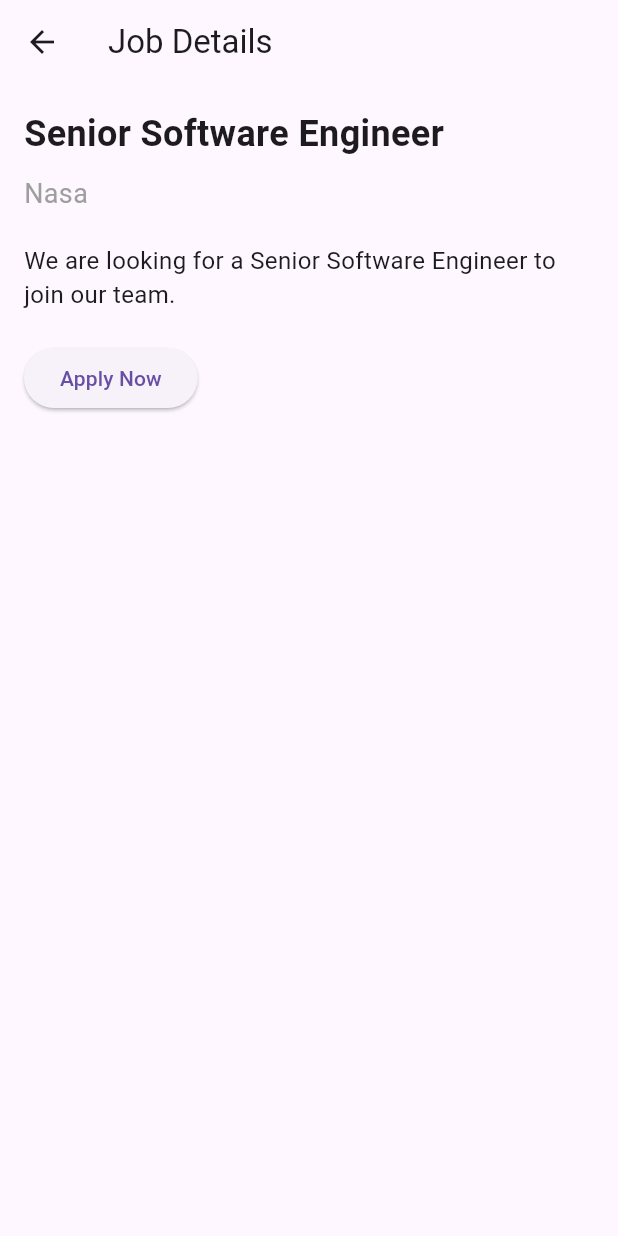
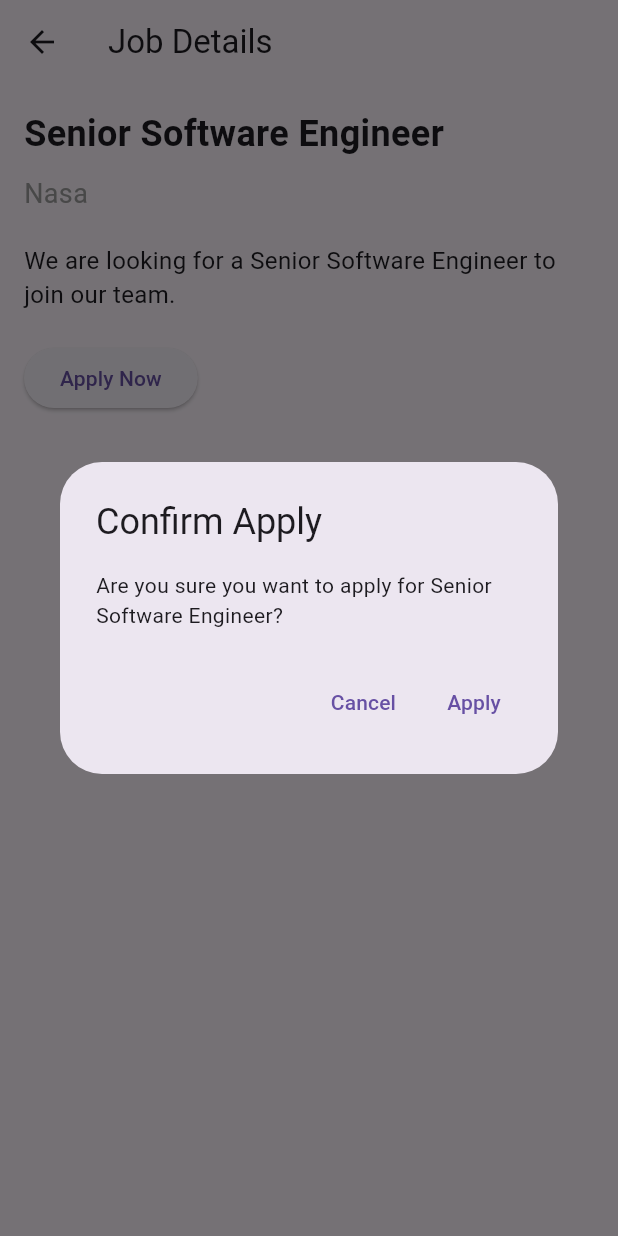
Before and after one commit to Dannysyed/jobrecruiting_usingFlutter, a Flutter app: the JobDetailScreen screen opened directly with sample values from the repository, after a tap on "Apply Now", on a phone screen of 412 x 824 dp. Run offline on Flutter 3.47's test engine with Material 3 defaults, Android fonts, the phone set to English and light mode, and no system bars.

Commit message:
working on the apply job button

```diff
--- a/lib/widgets/job_detail_screen.dart
+++ b/lib/widgets/job_detail_screen.dart
@@ -1,13 +1,22 @@
 import 'package:flutter/material.dart';
 import '../models/models.dart';
 
-class JobDetailScreen extends StatelessWidget {
-  const JobDetailScreen({required this.job, super.key});
+class JobDetailScreen extends StatefulWidget {
+  const JobDetailScreen({Key? key, required this.job}) : super(key: key);
 
   final JobListing job;
 
   @override
+  _JobDetailScreenState createState() => _JobDetailScreenState();
+}
+
+class _JobDetailScreenState extends State<JobDetailScreen> {
+  Set<String> appliedJobs = {}; // Set to store titles of applied jobs
+
+  @override
   Widget build(BuildContext context) {
+    final bool isApplied = appliedJobs.contains(widget.job.title);
+
     return Scaffold(
       appBar: AppBar(
         title: const Text('Job Details'),
@@ -18,27 +27,57 @@ class JobDetailScreen extends StatelessWidget {
           crossAxisAlignment: CrossAxisAlignment.start,
           children: [
             Text(
-              job.title,
+              widget.job.title,
               style: const TextStyle(fontSize: 24, fontWeight: FontWeight.bold),
             ),
             const SizedBox(height: 10),
             Text(
-              job.company,
+              widget.job.company,
               style: const TextStyle(fontSize: 18, color: Colors.grey),
             ),
             const SizedBox(height: 20),
             Text(
-              job.description,
+              widget.job.description,
               style: const TextStyle(fontSize: 16),
             ),
             const SizedBox(height: 20),
-            ElevatedButton(
-              onPressed: () {
-                // Handle apply action
-                print('Applied to ${job.title}');
-              },
-              child: const Text('Apply Now'),
-            ),
+            if (!isApplied)
+              ElevatedButton(
+                onPressed: () {
+                  showDialog(
+                    context: context,
+                    builder: (BuildContext context) {
+                      return AlertDialog(
+                        title: const Text('Confirm Apply'),
+                        content: Text(
+                            'Are you sure you want to apply for ${widget.job.title}?'),
+                        actions: <Widget>[
+                          TextButton(
+                            onPressed: () => Navigator.of(context).pop(),
+                            child: const Text('Cancel'),
+                          ),
+                          TextButton(
+                            onPressed: () {
+                              setState(() {
+                                appliedJobs.add(widget
+                                    .job.title); // Mark job title as applied
+                              });
+                              Navigator.of(context).pop();
+                            },
+                            child: const Text('Apply'),
+                          ),
+                        ],
+                      );
+                    },
+                  );
+                },
+                child: const Text('Apply Now'),
+              ),
+            if (isApplied)
+              const Text(
+                'You have applied for this job.',
+                style: TextStyle(fontSize: 16, color: Colors.green),
+              ),
           ],
         ),
       ),
```
